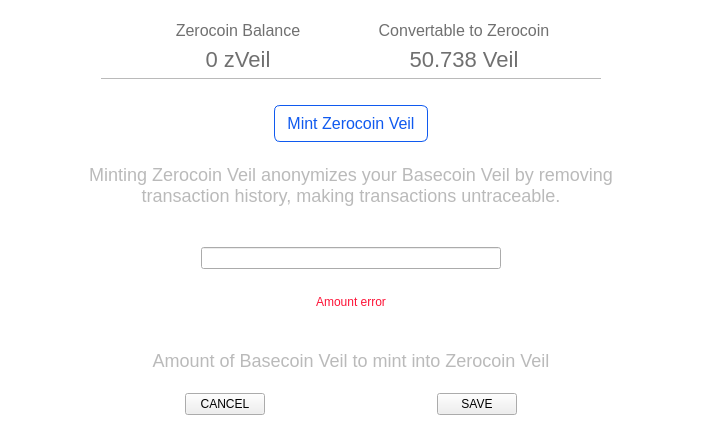
Old version of the form src/qt/veil/forms/settingsmintingmanual.ui in the repository Veil-Project/veil.
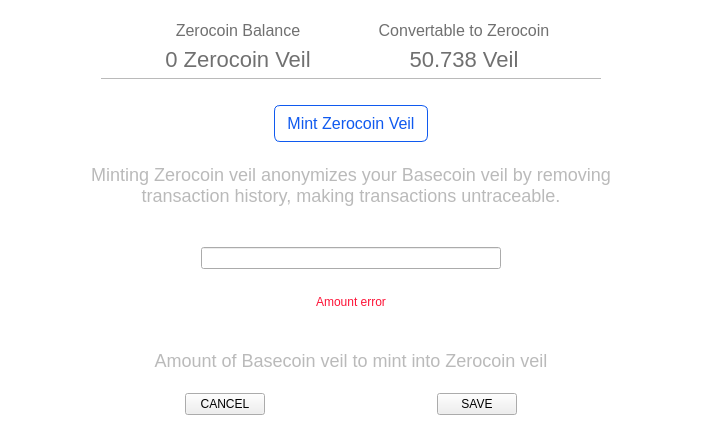
New version of the form.

The edit to the form file:
```diff
--- a/src/qt/veil/forms/settingsmintingmanual.ui
+++ b/src/qt/veil/forms/settingsmintingmanual.ui
@@ -95,7 +95,7 @@
 font-size:22px;</string>
             </property>
             <property name="text">
-             <string>0 zVeil</string>
+             <string>0 Zerocoin Veil</string>
             </property>
             <property name="alignment">
              <set>Qt::AlignCenter</set>
@@ -288,7 +288,7 @@
 font-size:18px;</string>
         </property>
         <property name="text">
-         <string>Minting Zerocoin Veil anonymizes your Basecoin Veil by removing transaction history, making transactions untraceable.</string>
+         <string>Minting Zerocoin veil anonymizes your Basecoin veil by removing transaction history, making transactions untraceable.</string>
         </property>
         <property name="alignment">
          <set>Qt::AlignCenter</set>
@@ -356,7 +356,7 @@
 font-size:18px;</string>
         </property>
         <property name="text">
-         <string>Amount of Basecoin Veil to mint into Zerocoin Veil</string>
+         <string>Amount of Basecoin veil to mint into Zerocoin veil</string>
         </property>
         <property name="alignment">
          <set>Qt::AlignCenter</set>
```
